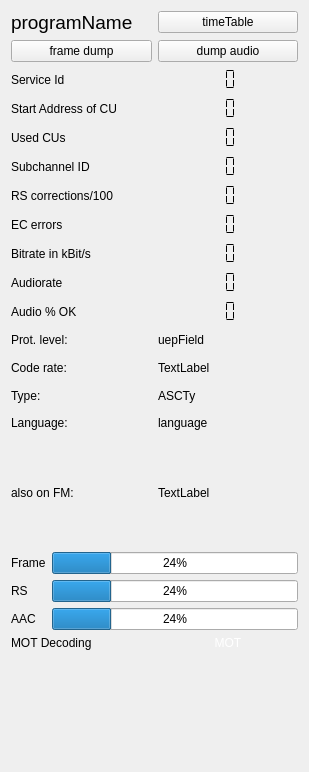
This is forms/technical_data.ui in tomneda/DABstar as Qt 5 draws it before an edit. The edited form follows.
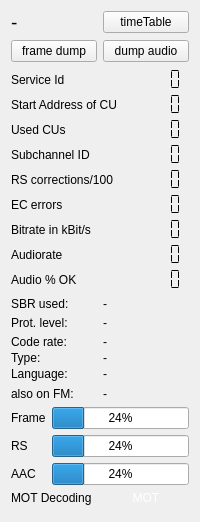
This is the edited form. Custom widgets are drawn as their Qt base class.

```diff
--- a/forms/technical_data.ui
+++ b/forms/technical_data.ui
@@ -2,14 +2,6 @@
 <ui version="4.0">
  <class>technical_data</class>
  <widget class="QWidget" name="technical_data">
-  <property name="geometry">
-   <rect>
-    <x>0</x>
-    <y>0</y>
-    <width>309</width>
-    <height>772</height>
-   </rect>
-  </property>
   <property name="windowTitle">
    <string>Technical Details</string>
   </property>
@@ -29,7 +21,7 @@
           <string>&lt;html&gt;&lt;head/&gt;&lt;body&gt;&lt;p&gt;&lt;span style=&quot; font-size:14pt;&quot;&gt;Service long label&lt;/span&gt;&lt;/p&gt;&lt;/body&gt;&lt;/html&gt;</string>
          </property>
          <property name="text">
-          <string>programName</string>
+          <string>-</string>
          </property>
         </widget>
        </item>
@@ -73,6 +65,9 @@
    </item>
    <item>
     <layout class="QFormLayout" name="formLayout">
+     <property name="verticalSpacing">
+      <number>2</number>
+     </property>
      <item row="0" column="0">
       <widget class="QLabel" name="label_3">
        <property name="text">
@@ -248,7 +243,24 @@
    </item>
    <item>
     <layout class="QGridLayout" name="gridLayout_2">
-     <item row="0" column="0">
+     <property name="verticalSpacing">
+      <number>2</number>
+     </property>
+     <item row="2" column="0">
+      <widget class="QLabel" name="label_12">
+       <property name="text">
+        <string>Code rate:</string>
+       </property>
+      </widget>
+     </item>
+     <item row="3" column="0">
+      <widget class="QLabel" name="label_8">
+       <property name="text">
+        <string>Type:</string>
+       </property>
+      </widget>
+     </item>
+     <item row="1" column="0">
       <widget class="QLabel" name="label_5">
        <property name="minimumSize">
         <size>
@@ -261,7 +273,30 @@
        </property>
       </widget>
      </item>
-     <item row="0" column="1">
+     <item row="3" column="1">
+      <widget class="QLabel" name="ASCTy">
+       <property name="frameShape">
+        <enum>QFrame::NoFrame</enum>
+       </property>
+       <property name="text">
+        <string>-</string>
+       </property>
+      </widget>
+     </item>
+     <item row="4" column="1">
+      <widget class="QLabel" name="language">
+       <property name="toolTip">
+        <string>&lt;html&gt;&lt;head/&gt;&lt;body&gt;&lt;p&gt;Language (defined by provider)&lt;/p&gt;&lt;/body&gt;&lt;/html&gt;</string>
+       </property>
+       <property name="frameShape">
+        <enum>QFrame::NoFrame</enum>
+       </property>
+       <property name="text">
+        <string>-</string>
+       </property>
+      </widget>
+     </item>
+     <item row="1" column="1">
       <widget class="QLabel" name="uepField">
        <property name="minimumSize">
         <size>
@@ -276,58 +311,35 @@
         <enum>QFrame::NoFrame</enum>
        </property>
        <property name="text">
-        <string>uepField</string>
+        <string>-</string>
        </property>
       </widget>
      </item>
-     <item row="1" column="0">
-      <widget class="QLabel" name="label_12">
-       <property name="text">
-        <string>Code rate:</string>
-       </property>
-      </widget>
-     </item>
-     <item row="1" column="1">
+     <item row="2" column="1">
       <widget class="QLabel" name="codeRate">
        <property name="text">
-        <string>TextLabel</string>
+        <string>-</string>
        </property>
       </widget>
      </item>
-     <item row="2" column="0">
-      <widget class="QLabel" name="label_8">
-       <property name="text">
-        <string>Type:</string>
-       </property>
-      </widget>
-     </item>
-     <item row="2" column="1">
-      <widget class="QLabel" name="ASCTy">
-       <property name="frameShape">
-        <enum>QFrame::NoFrame</enum>
-       </property>
-       <property name="text">
-        <string>ASCTy</string>
-       </property>
-      </widget>
-     </item>
-     <item row="3" column="0">
+     <item row="4" column="0">
       <widget class="QLabel" name="label_9">
        <property name="text">
         <string>Language:</string>
        </property>
       </widget>
      </item>
-     <item row="3" column="1">
-      <widget class="QLabel" name="language">
-       <property name="toolTip">
-        <string>&lt;html&gt;&lt;head/&gt;&lt;body&gt;&lt;p&gt;Language (defined by provider)&lt;/p&gt;&lt;/body&gt;&lt;/html&gt;</string>
+     <item row="0" column="0">
+      <widget class="QLabel" name="label_13">
+       <property name="text">
+        <string>SBR used:</string>
        </property>
-       <property name="frameShape">
-        <enum>QFrame::NoFrame</enum>
-       </property>
+      </widget>
+     </item>
+     <item row="0" column="1">
+      <widget class="QLabel" name="lblSbrUsed">
        <property name="text">
-        <string>language</string>
+        <string>-</string>
        </property>
       </widget>
      </item>
@@ -348,7 +360,7 @@
      <item>
       <widget class="QLabel" name="fmFrequency">
        <property name="text">
-        <string>TextLabel</string>
+        <string>-</string>
        </property>
       </widget>
      </item>
@@ -456,11 +468,7 @@
    <class>QwtPlot</class>
    <extends>QFrame</extends>
    <header>qwt_plot.h</header>
-  </customwidget>
-  <customwidget>
-   <class>QPushButton</class>
-   <extends>QPushButton</extends>
-   <header>smallpushbutton.h</header>
+   <container>1</container>
   </customwidget>
  </customwidgets>
  <resources/>
```
